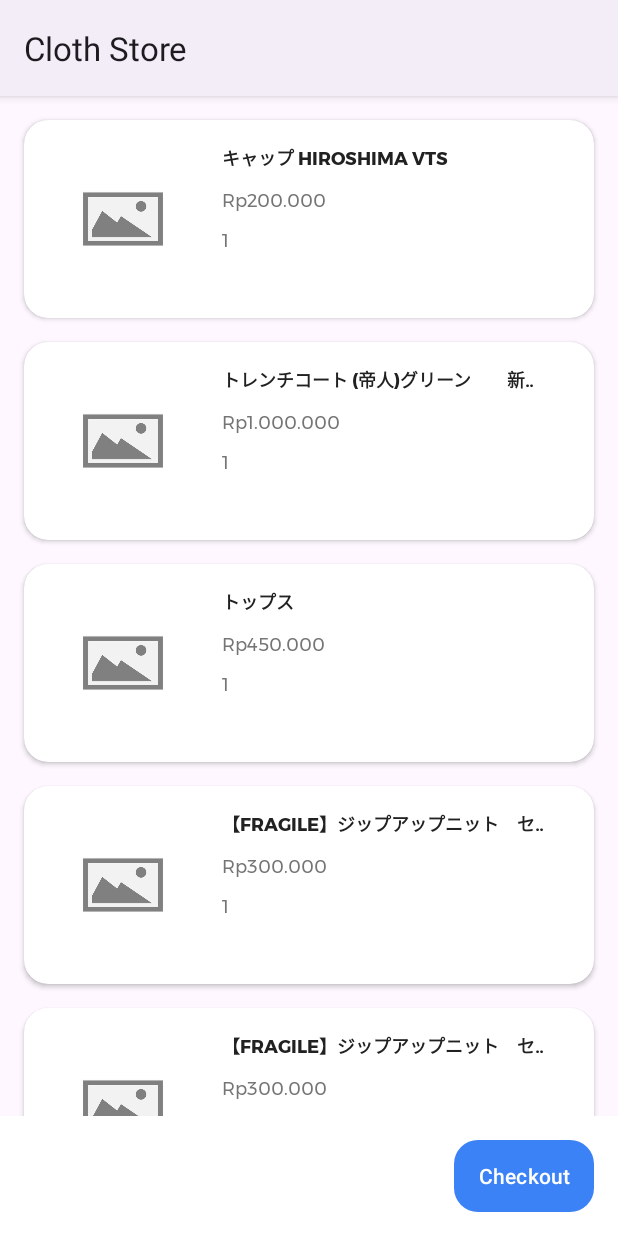
After one commit to adislice/cloth-store-pml, an Android app: the KeranjangActivity screen opened directly, with no data from a screen before it, on a phone screen of 412 x 824 dp. The commit adds this screen. Run offline under Robolectric (Android 15) with nearby library versions, the phone set to English and light mode, and no system bars; pictures from the network do not load.

Commit message:
Tambah activity Keranjang dan perbaiki layout Detail Produk

```diff
--- a/app/src/main/AndroidManifest.xml
+++ b/app/src/main/AndroidManifest.xml
@@ -12,6 +12,9 @@
         android:roundIcon="@mipmap/ic_launcher_round"
         android:supportsRtl="true"
         android:theme="@style/Theme.ClothStore">
+        <activity
+            android:name=".KeranjangActivity"
+            android:exported="false" />
         <activity
             android:name=".RegisterActivity"
             android:exported="false" />
--- a/app/src/main/java/com/uty/clothstore/DetailProdukActivity.kt
+++ b/app/src/main/java/com/uty/clothstore/DetailProdukActivity.kt
@@ -4,6 +4,8 @@ import android.content.Intent
 import androidx.appcompat.app.AppCompatActivity
 import android.os.Bundle
 import android.widget.*
+import androidx.core.content.ContentProviderCompat.requireContext
+import androidx.core.content.ContextCompat
 import androidx.core.content.ContextCompat.startActivity
 import java.text.NumberFormat
 import java.util.*
@@ -62,13 +64,17 @@ class DetailProdukActivity : AppCompatActivity() {
         btnKembali.setOnClickListener {finish()}
         btnKeranjang.setOnClickListener {
             // Intent ke Activity Keranjang
-//            bukaKeranjang(id_user)
+            val intent = Intent(this, KeranjangActivity::class.java)
+//    intent.putExtra("id_user", id_user)
+            startActivity(intent)
         }
         btnTambahKeranjang.setOnClickListener{
+            val intent = Intent(this, KeranjangActivity::class.java)
             Toast.makeText(applicationContext, "kuantitas : " + etQty.text.toString().toInt(), Toast.LENGTH_SHORT).show()
 //            if (kategori == "obat") {
 //                tambahObatKeKeranjang(id_user, idobat, etqty.text.toString().toInt())
 //            }
+            startActivity(intent)
         }
     }
 }
@@ -79,10 +85,3 @@ private fun rupiah(number: Double): String {
     numberFormat.maximumFractionDigits = 0
     return numberFormat.format(number)
 }
-
-
-private fun bukaKeranjang(id_user: Int){
-//    val intent = Intent(this, KeranjangActivity::class.java)
-//    intent.putExtra("id_user", id_user)
-//    startActivity(intent)
-}
--- a/app/src/main/java/com/uty/clothstore/HomeFragment.kt
+++ b/app/src/main/java/com/uty/clothstore/HomeFragment.kt
@@ -23,7 +23,6 @@ class HomeFragment : Fragment() {
 
     override fun onCreate(savedInstanceState: Bundle?) {
         super.onCreate(savedInstanceState)
-
 
         produkList.add(
             HomeRVModel(
@@ -63,7 +62,6 @@ class HomeFragment : Fragment() {
             this.setHasFixedSize(true)
             adapter = produkAdapter
             layoutManager = produkViewManager
-            Log.e(TAG, "Error pas inisiasi Recycler View")
         }
     }
 
--- /dev/null
+++ b/app/src/main/java/com/uty/clothstore/KeranjangActivity.kt
@@ -0,0 +1,84 @@
+package com.uty.clothstore
+
+import androidx.appcompat.app.AppCompatActivity
+import android.os.Bundle
+import androidx.recyclerview.widget.LinearLayoutManager
+import androidx.recyclerview.widget.RecyclerView
+import com.uty.clothstore.adapter.KeranjangRVAdapter
+import com.uty.clothstore.model.KeranjangRVModel
+
+class KeranjangActivity : AppCompatActivity() {
+    private lateinit var keranjangView: RecyclerView
+    private var keranjangList = ArrayList<KeranjangRVModel>()
+    private var keranjangAdapter: RecyclerView.Adapter<*>? = null
+    private var keranjangViewManager: LinearLayoutManager? = null
+
+    override fun onCreate(savedInstanceState: Bundle?) {
+        super.onCreate(savedInstanceState)
+        setContentView(R.layout.activity_keranjang)
+
+        keranjangView = findViewById(R.id.keranjang_rv)
+        keranjangList.add(
+            KeranjangRVModel(
+                "キャップ HIROSHIMA VTS",
+                200000,
+                "https://ksufmvei.sirv.com/cloth-store/m62335136641_1.jpg",
+                1))
+        keranjangList.add(
+            KeranjangRVModel(
+                "トレンチコート (帝人)グリーン　　新品未使用",
+                1000000,
+                "https://ksufmvei.sirv.com/cloth-store/m11717748462_1.jpg",
+                1))
+        keranjangList.add(
+            KeranjangRVModel(
+                "トップス",
+                450000,
+                "https://ksufmvei.sirv.com/cloth-store/m56266346169_1.jpg",
+                1))
+        keranjangList.add(
+            KeranjangRVModel(
+                "【FRAGILE】ジップアップニット　セーター　サイズ38",
+                300000,
+                "https://ksufmvei.sirv.com/cloth-store/m60346299519_1.jpg",
+                1))
+        keranjangList.add(
+            KeranjangRVModel(
+                "【FRAGILE】ジップアップニット　セーター　サイズ38",
+                300000,
+                "https://ksufmvei.sirv.com/cloth-store/m60346299519_1.jpg",
+                1))
+        keranjangList.add(
+            KeranjangRVModel(
+                "【FRAGILE】ジップアップニット　セーター　サイズ38",
+                300000,
+                "https://ksufmvei.sirv.com/cloth-store/m60346299519_1.jpg",
+                1))
+        keranjangList.add(
+            KeranjangRVModel(
+                "【FRAGILE】ジップアップニット　セーター　サイズ38",
+                300000,
+                "https://ksufmvei.sirv.com/cloth-store/m60346299519_1.jpg",
+                1))
+        keranjangList.add(
+            KeranjangRVModel(
+                "【FRAGILE】ジップアップニット　セーター　サイズ38",
+                300000,
+                "https://ksufmvei.sirv.com/cloth-store/m60346299519_1.jpg",
+                1))
+        keranjangList.add(
+            KeranjangRVModel(
+                "【FRAGILE】ジップアップニット　セーター　サイズ38",
+                300000,
+                "https://ksufmvei.sirv.com/cloth-store/m60346299519_1.jpg",
+                1))
+        keranjangViewManager = LinearLayoutManager(this, LinearLayoutManager.VERTICAL, false)
+
+        keranjangAdapter = KeranjangRVAdapter(keranjangList)
+        keranjangView?.apply {
+            this.setHasFixedSize(true)
+            adapter = keranjangAdapter
+            layoutManager = keranjangViewManager
+        }
+    }
+}
--- /dev/null
+++ b/app/src/main/java/com/uty/clothstore/adapter/KeranjangRVAdapter.kt
@@ -0,0 +1,81 @@
+package com.uty.clothstore.adapter
+
+import android.content.Intent
+import android.view.LayoutInflater
+import android.view.View
+import android.view.ViewGroup
+import android.widget.ImageView
+import android.widget.TextView
+import androidx.recyclerview.widget.RecyclerView
+import com.bumptech.glide.Glide
+import com.bumptech.glide.load.resource.drawable.DrawableTransitionOptions
+import com.uty.clothstore.DetailProdukActivity
+import com.uty.clothstore.R
+import com.uty.clothstore.model.*
+import java.text.NumberFormat
+import java.util.*
+import kotlin.collections.ArrayList
+
+class KeranjangRVAdapter(private val dataSet: ArrayList<KeranjangRVModel>) :
+    RecyclerView.Adapter<KeranjangRVAdapter.ViewHolder>() {
+
+    /**
+     * Provide a reference to the type of views that you are using
+     * (custom ViewHolder).
+     */
+    class ViewHolder(view: View) : RecyclerView.ViewHolder(view) {
+        val keranjangProdukJudul: TextView = view.findViewById(R.id.keranjang_nama_produk)
+        val keranjangProdukHarga: TextView = view.findViewById(R.id.keranjang_harga_produk)
+        val keranjangProdukJumlah: TextView = view.findViewById(R.id.keranjang_jumlah_produk)
+        val keranjangProdukGambar: ImageView = view.findViewById(R.id.keranjang_gambar_produk)
+
+        init {
+            // Define click listener for the ViewHolder's View.
+        }
+    }
+
+    // Create new views (invoked by the layout manager)
+    override fun onCreateViewHolder(viewGroup: ViewGroup, viewType: Int): ViewHolder {
+        // Create a new view, which defines the UI of the list item
+        val view = LayoutInflater.from(viewGroup.context)
+            .inflate(R.layout.item_keranjang, viewGroup, false)
+
+        return ViewHolder(view)
+    }
+
+    // Replace the contents of a view (invoked by the layout manager)
+    override fun onBindViewHolder(viewHolder: ViewHolder, position: Int) {
+        val produkGambar: String = dataSet[position].produkGambar
+
+        viewHolder.keranjangProdukJudul.text = dataSet[position].produkJudul
+        viewHolder.keranjangProdukHarga.text = rupiah(dataSet[position].produkHarga)
+        viewHolder.keranjangProdukJumlah.text = dataSet[position].produkJumlah.toString()
+
+        Glide.with(viewHolder.itemView.context)
+            .load(produkGambar)
+            .transition(DrawableTransitionOptions.withCrossFade())
+            .placeholder(R.drawable.nophoto)
+            .into(viewHolder.itemView.findViewById(R.id.keranjang_gambar_produk))
+
+//        viewHolder.itemView.setOnClickListener{
+//            val context = viewHolder.itemView.context
+//            val intent = Intent(context, DetailProdukActivity::class.java)
+//            intent.putExtra()
+//            intent.putExtra()
+//            intent.putExtra()
+//            context.startActivity(intent)
+//        }
+
+    }
+
+    // Return the size of your dataset (invoked by the layout manager)
+    override fun getItemCount() = dataSet.size
+
+}
+
+private fun rupiah(number: Int): String {
+    val localeID = Locale("in", "ID")
+    val numberFormat = NumberFormat.getCurrencyInstance(localeID)
+    numberFormat.maximumFractionDigits = 0
+    return numberFormat.format(number)
+}
--- /dev/null
+++ b/app/src/main/java/com/uty/clothstore/model/KeranjangRVModel.kt
@@ -0,0 +1,4 @@
+package com.uty.clothstore.model
+
+data class KeranjangRVModel (val produkJudul: String, val produkHarga: Int, val produkGambar: String, val produkJumlah: Int) {
+}
--- /dev/null
+++ b/app/src/main/res/drawable/ic_delete.xml
@@ -0,0 +1,8 @@
+<!-- drawable/delete.xml -->
+<vector xmlns:android="http://schemas.android.com/apk/res/android"
+    android:height="24dp"
+    android:width="24dp"
+    android:viewportWidth="24"
+    android:viewportHeight="24">
+    <path android:fillColor="#000" android:pathData="M19,4H15.5L14.5,3H9.5L8.5,4H5V6H19M6,19A2,2 0 0,0 8,21H16A2,2 0 0,0 18,19V7H6V19Z" />
+</vector>
--- a/app/src/main/res/drawable/shape_strikethrough.xml
+++ b/app/src/main/res/drawable/shape_strikethrough.xml
@@ -8,7 +8,7 @@
     <item>
         <shape android:shape="line">
             <stroke android:width="1dp"
-                android:color="#808080"/>
+                android:color="@color/submain_text"/>
         </shape>
     </item>
 </layer-list>
--- a/app/src/main/res/layout/activity_detail_produk.xml
+++ b/app/src/main/res/layout/activity_detail_produk.xml
@@ -134,6 +134,7 @@
                         android:contentDescription="Ini adalah harga asli sebelum dikurangi dengan diskonnya"
                         android:fontFamily="@font/montserrat"
                         android:padding="@dimen/pad_sm"
+                        android:textColor="@color/submain_text"
                         android:text="Rp10.000"
                         android:textSize="@dimen/pad_t_md"
                         android:background="@drawable/shape_strikethrough"
@@ -204,7 +205,7 @@
     <androidx.constraintlayout.widget.ConstraintLayout
         android:id="@+id/detail_produk_option_keranjang"
         android:layout_width="match_parent"
-        android:layout_height="120dp"
+        android:layout_height="wrap_content"
         android:background="@color/white"
         app:layout_constraintBottom_toBottomOf="parent"
         app:layout_constraintEnd_toEndOf="parent"
--- /dev/null
+++ b/app/src/main/res/layout/activity_keranjang.xml
@@ -0,0 +1,50 @@
+<?xml version="1.0" encoding="utf-8"?>
+<androidx.constraintlayout.widget.ConstraintLayout xmlns:android="http://schemas.android.com/apk/res/android"
+    xmlns:app="http://schemas.android.com/apk/res-auto"
+    xmlns:tools="http://schemas.android.com/tools"
+    android:layout_width="match_parent"
+    android:layout_height="match_parent"
+    tools:context=".KeranjangActivity">
+
+    <androidx.recyclerview.widget.RecyclerView
+        android:id="@+id/keranjang_rv"
+        android:layout_width="match_parent"
+        android:layout_height="0dp"
+        android:clipToPadding="false"
+        android:paddingHorizontal="@dimen/pad_sm"
+        android:paddingVertical="@dimen/pad_sm"
+        app:layout_constraintBottom_toTopOf="@+id/keranjang_option_keranjang"
+        app:layout_constraintEnd_toEndOf="parent"
+        app:layout_constraintStart_toStartOf="parent"
+        app:layout_constraintTop_toTopOf="parent" />
+
+
+    <androidx.constraintlayout.widget.ConstraintLayout
+        android:id="@+id/keranjang_option_keranjang"
+        android:layout_width="match_parent"
+        android:layout_height="wrap_content"
+        android:background="@color/white"
+        app:layout_constraintBottom_toBottomOf="parent"
+        app:layout_constraintEnd_toEndOf="parent"
+        app:layout_constraintStart_toStartOf="parent">
+
+        <Button
+            android:id="@+id/keranjang_checkout"
+            android:layout_width="wrap_content"
+            android:layout_height="wrap_content"
+            android:text="Checkout"
+            app:layout_constraintBottom_toBottomOf="parent"
+            app:layout_constraintEnd_toEndOf="parent"
+            app:layout_constraintTop_toTopOf="parent"
+            android:textAllCaps="false"
+            android:drawableStart="@drawable/ic_cart_white"
+            android:drawablePadding="@dimen/pad_sm"
+            android:drawableTint="@color/white"
+            android:background="@drawable/bg_button"
+            android:textColor="@color/white"
+            android:paddingStart="@dimen/pad_md"
+            android:paddingEnd="@dimen/pad_md"
+            android:layout_margin="@dimen/pad_md"/>
+
+    </androidx.constraintlayout.widget.ConstraintLayout>
+</androidx.constraintlayout.widget.ConstraintLayout>
--- /dev/null
+++ b/app/src/main/res/layout/item_keranjang.xml
@@ -0,0 +1,83 @@
+<?xml version="1.0" encoding="utf-8"?>
+<androidx.cardview.widget.CardView xmlns:android="http://schemas.android.com/apk/res/android"
+    xmlns:app="http://schemas.android.com/apk/res-auto"
+    android:id="@+id/keranjang_item"
+    android:layout_width="match_parent"
+    android:layout_height="wrap_content"
+    android:layout_margin="@dimen/pad_sm"
+    app:cardCornerRadius="@dimen/pad_md"
+    android:elevation="@dimen/pad_sm">
+
+    <LinearLayout
+        android:id="@+id/krj_container_list"
+        android:layout_width="match_parent"
+        android:layout_height="wrap_content"
+        android:orientation="vertical"
+        android:padding="@dimen/pad_md">
+
+        <LinearLayout
+            android:layout_width="match_parent"
+            android:layout_height="wrap_content"
+            android:orientation="horizontal">
+
+            <ImageView
+                android:id="@+id/keranjang_gambar_produk"
+                android:layout_width="100dp"
+                android:layout_height="100dp"
+                android:src="@drawable/user"
+                android:contentDescription="Ini adalah gambar produknya" />
+
+            <LinearLayout
+                android:layout_width="match_parent"
+                android:layout_height="match_parent"
+                android:orientation="vertical">
+
+                <TextView
+                    android:id="@+id/keranjang_nama_produk"
+                    android:layout_width="match_parent"
+                    android:layout_height="wrap_content"
+                    android:layout_marginStart="@dimen/pad_md"
+                    android:layout_marginEnd="@dimen/pad_md"
+                    android:layout_marginBottom="@dimen/pad_sm"
+                    android:ellipsize="marquee"
+                    android:maxLines="1"
+                    android:text="Judul Produk"
+                    android:textColor="@color/main_text"
+                    android:fontFamily="@font/montserrat_bold"
+                    android:textSize="12sp"/>
+
+                <TextView
+                    android:id="@+id/keranjang_harga_produk"
+                    android:layout_width="match_parent"
+                    android:layout_height="wrap_content"
+                    android:layout_marginStart="@dimen/pad_md"
+                    android:layout_marginEnd="@dimen/pad_md"
+                    android:layout_marginBottom="@dimen/pad_sm"
+                    android:ellipsize="marquee"
+                    android:lines="1"
+                    android:text="Rp400.000"
+                    android:textColor="@color/submain_text"
+                    android:fontFamily="@font/montserrat_regular"
+                    android:textSize="12sp"/>
+
+                <TextView
+                    android:id="@+id/keranjang_jumlah_produk"
+                    android:layout_width="match_parent"
+                    android:layout_height="wrap_content"
+                    android:layout_marginStart="@dimen/pad_md"
+                    android:layout_marginEnd="@dimen/pad_md"
+                    android:layout_marginBottom="@dimen/pad_sm"
+                    android:ellipsize="marquee"
+                    android:lines="1"
+                    android:text="1x"
+                    android:textColor="@color/submain_text"
+                    android:fontFamily="@font/montserrat_regular"
+                    android:textSize="12sp"/>
+
+            </LinearLayout>
+
+        </LinearLayout>
+
+    </LinearLayout>
+
+</androidx.cardview.widget.CardView>
```
